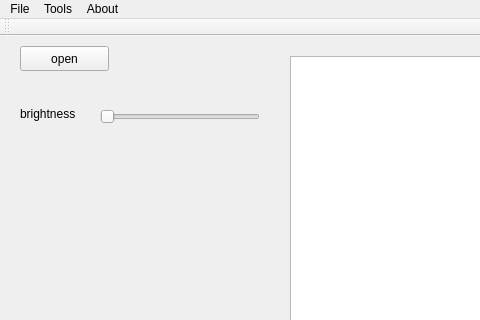
Before: the Qt Designer form view.ui in yang-han/GraphicsEditor, drawn with Qt 5; both pictures show x 0 to 480 and y 0 to 320 of the 971 by 674 pixel window.
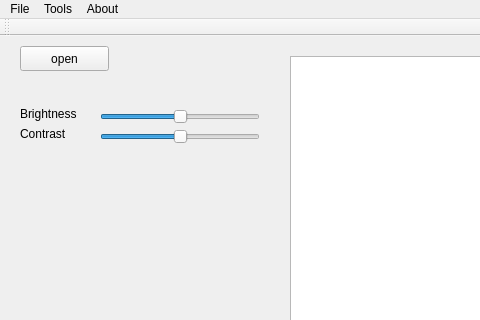
After: the same form once the commit is applied.

Commit message: add funcion: alter contrast

Diff of the .ui file:
```diff
--- a/view.ui
+++ b/view.ui
@@ -61,6 +61,12 @@
     <property name="whatsThis">
      <string>&lt;html&gt;&lt;head/&gt;&lt;body&gt;&lt;p&gt;改变亮度&lt;/p&gt;&lt;/body&gt;&lt;/html&gt;</string>
     </property>
+    <property name="minimum">
+     <number>-150</number>
+    </property>
+    <property name="maximum">
+     <number>150</number>
+    </property>
     <property name="orientation">
      <enum>Qt::Horizontal</enum>
     </property>
@@ -70,12 +76,12 @@
      <rect>
       <x>20</x>
       <y>70</y>
-      <width>61</width>
+      <width>71</width>
       <height>16</height>
      </rect>
     </property>
     <property name="text">
-     <string>brightness</string>
+     <string>Brightness</string>
     </property>
    </widget>
    <widget class="QGraphicsView" name="graphicsView">
@@ -88,6 +94,50 @@
      </rect>
     </property>
    </widget>
+   <widget class="QSlider" name="contrastSlider">
+    <property name="geometry">
+     <rect>
+      <x>100</x>
+      <y>90</y>
+      <width>160</width>
+      <height>22</height>
+     </rect>
+    </property>
+    <property name="minimumSize">
+     <size>
+      <width>160</width>
+      <height>22</height>
+     </size>
+    </property>
+    <property name="minimum">
+     <number>0</number>
+    </property>
+    <property name="maximum">
+     <number>200</number>
+    </property>
+    <property name="value">
+     <number>100</number>
+    </property>
+    <property name="sliderPosition">
+     <number>100</number>
+    </property>
+    <property name="orientation">
+     <enum>Qt::Horizontal</enum>
+    </property>
+   </widget>
+   <widget class="QLabel" name="label_3">
+    <property name="geometry">
+     <rect>
+      <x>20</x>
+      <y>90</y>
+      <width>60</width>
+      <height>16</height>
+     </rect>
+    </property>
+    <property name="text">
+     <string>Contrast</string>
+    </property>
+   </widget>
   </widget>
   <widget class="QMenuBar" name="menuBar">
    <property name="geometry">
```
Left out of the diff: 2 changed lines with no effect on the pictures. The commit also changes 8 other files.
